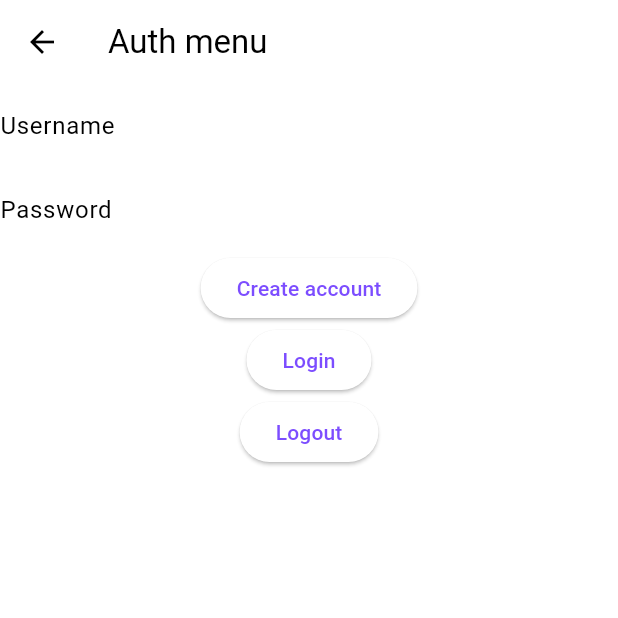
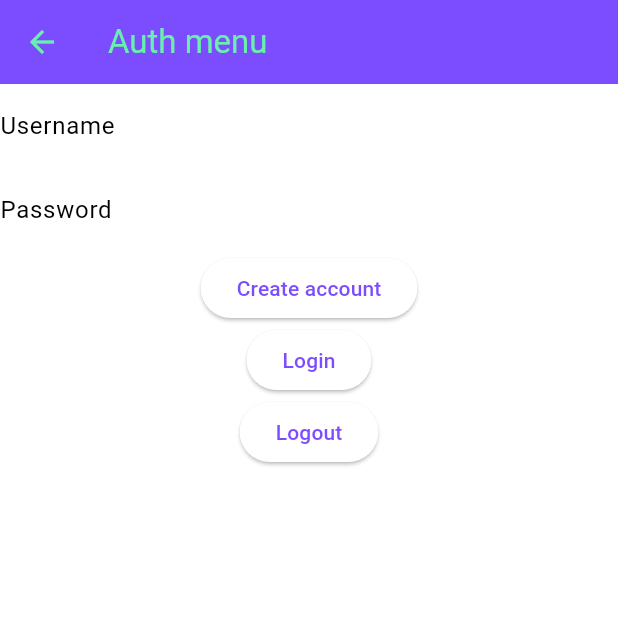
Before and after one commit to Jate1601/thesis, a Flutter app: the screen it shows after launch, after a tap on the "person" icon, on a phone screen of 412 x 824 dp, the top half of it. Run offline on Flutter 3.47's test engine with Material 3 defaults, Android fonts, the phone set to English and light mode, and no system bars; our stand-ins replace firebase_core; accounts and stored records are empty.

Commit message:
Quality of life improvements

```diff
--- a/lib/GUI/homescreen.dart
+++ b/lib/GUI/homescreen.dart
@@ -10,15 +10,23 @@ class _HomeScreenState extends State<HomeScreen> {
   Widget build(BuildContext context) {
     return Scaffold(
       appBar: AppBar(
-        backgroundColor: Colors.amber,
-        title: Text('Homescreen'),
+        backgroundColor: Theme.of(context).colorScheme.primary,
+        title: Text(
+          'Homescreen',
+          style: TextStyle(
+            color: Theme.of(context).colorScheme.secondary,
+          ),
+        ),
         actions: [
           IconButton(
             tooltip: 'Press here to manage your user',
             onPressed: () {
               Navigator.pushNamed(context, '/User');
             },
-            icon: Icon(Icons.person),
+            icon: Icon(
+              Icons.person,
+              color: Theme.of(context).colorScheme.secondary,
+            ),
           ),
         ],
       ),
--- a/lib/GUI/user_menu.dart
+++ b/lib/GUI/user_menu.dart
@@ -14,7 +14,13 @@ class _UserMenuState extends State<UserMenu> {
   Widget build(BuildContext context) {
     return Scaffold(
         appBar: AppBar(
-          title: Text('Auth menu'),
+          iconTheme:
+              IconThemeData(color: Theme.of(context).colorScheme.secondary),
+          backgroundColor: Theme.of(context).colorScheme.primary,
+          title: Text(
+            'Auth menu',
+            style: TextStyle(color: Theme.of(context).colorScheme.secondary),
+          ),
         ),
         body: Column(
           children: [
--- a/lib/main.dart
+++ b/lib/main.dart
@@ -27,8 +27,9 @@ class MyApp extends StatelessWidget {
       theme: ThemeData(
         colorScheme: ColorScheme.fromSwatch().copyWith(
           primary: Colors.deepPurpleAccent,
-          secondary: Colors.deepOrange,
+          secondary: Colors.greenAccent,
           brightness: Brightness.dark,
+          background: Colors.grey,
         ),
         useMaterial3: true,
       ),
```
